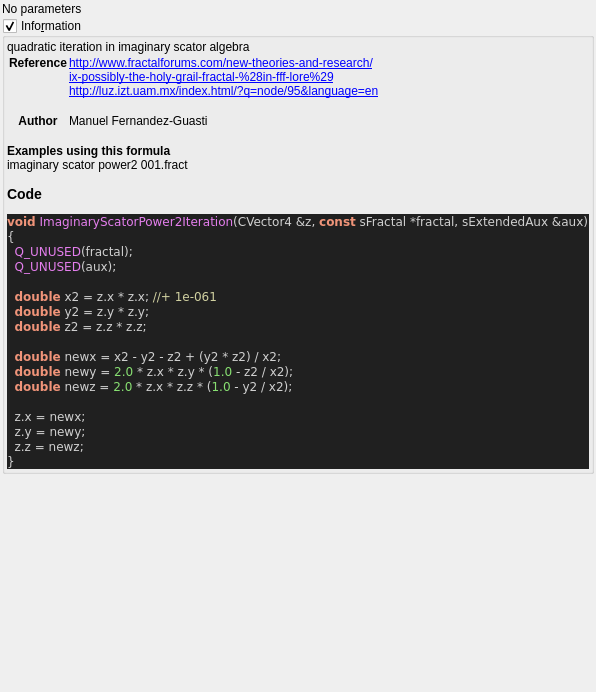
Above: mandelbulber2/formula/ui/fractal_imaginary_scator_power2.ui from buddhi1980/mandelbulber2 before the change. Below: the same form after it.
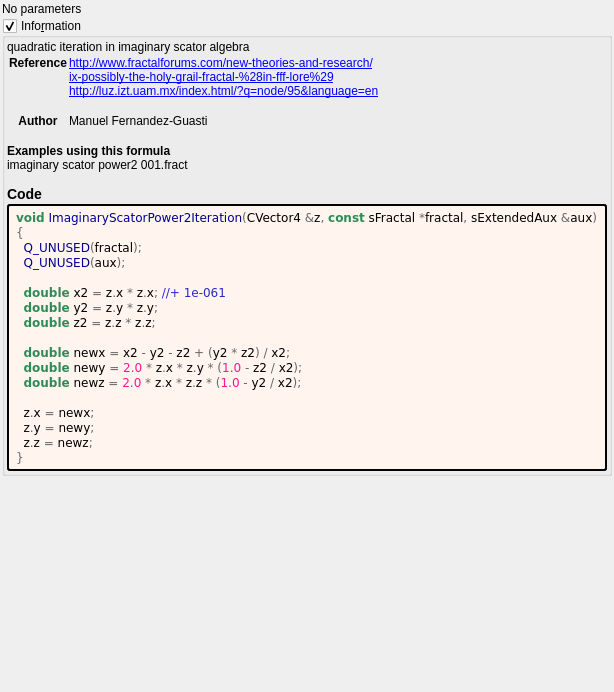
That is the form after the change. Custom widgets are drawn as their Qt base class.

The edit to the form file:
```diff
--- a/mandelbulber2/formula/ui/fractal_imaginary_scator_power2.ui
+++ b/mandelbulber2/formula/ui/fractal_imaginary_scator_power2.ui
@@ -64,7 +64,7 @@
        <number>2</number>
       </property>
       <item>
-       <widget class="QLabel" name="label_code_content">
+	   <widget class="QLabel" name="label_information_general">
         <property name="text">
          <string notr="true">&lt;p&gt;quadratic iteration in imaginary scator algebra&lt;/p&gt;&lt;table&gt;
 &lt;tr&gt;&lt;th&gt;Reference&lt;/th&gt;&lt;td&gt;&lt;a href=&quot;http://www.fractalforums.com/new-theories-and-research/&quot;&gt;http://www.fractalforums.com/new-theories-and-research/&lt;br&gt;
@@ -74,25 +74,40 @@
 &lt;tr&gt;&lt;th&gt;Author&lt;/th&gt;&lt;td&gt;Manuel Fernandez-Guasti&lt;br&gt;
 &lt;/td&gt;&lt;/tr&gt;
 &lt;/table&gt;
-&lt;br&gt;&lt;b&gt;Examples using this formula&lt;/b&gt;&lt;br&gt;imaginary scator power2 001.fract&lt;h3&gt;Code&lt;/h3&gt;
-&lt;body style=&quot;background-color:#202020&quot;&gt;
-&lt;pre style=&quot;color:#d0d0d0; background-color:#202020;  font-family:'Courier New',monospace;&quot;&gt;&lt;span style=&quot;color:#f09479; font-weight:bold&quot;&gt;void&lt;/span&gt; &lt;span style=&quot;color:#e47eed&quot;&gt;ImaginaryScatorPower2Iteration&lt;/span&gt;&lt;span style=&quot;color:#d0d0d0&quot;&gt;(&lt;/span&gt;CVector4 &lt;span style=&quot;color:#d0d0d0&quot;&gt;&amp;amp;&lt;/span&gt;z&lt;span style=&quot;color:#d0d0d0&quot;&gt;,&lt;/span&gt; &lt;span style=&quot;color:#f09479; font-weight:bold&quot;&gt;const&lt;/span&gt; sFractal &lt;span style=&quot;color:#d0d0d0&quot;&gt;*&lt;/span&gt;fractal&lt;span style=&quot;color:#d0d0d0&quot;&gt;,&lt;/span&gt; sExtendedAux &lt;span style=&quot;color:#d0d0d0&quot;&gt;&amp;amp;&lt;/span&gt;aux&lt;span style=&quot;color:#d0d0d0&quot;&gt;)&lt;/span&gt;
-&lt;span style=&quot;color:#d0d0d0&quot;&gt;{&lt;/span&gt;
-  &lt;span style=&quot;color:#e47eed&quot;&gt;Q_UNUSED&lt;/span&gt;&lt;span style=&quot;color:#d0d0d0&quot;&gt;(&lt;/span&gt;fractal&lt;span style=&quot;color:#d0d0d0&quot;&gt;);&lt;/span&gt;
-  &lt;span style=&quot;color:#e47eed&quot;&gt;Q_UNUSED&lt;/span&gt;&lt;span style=&quot;color:#d0d0d0&quot;&gt;(&lt;/span&gt;aux&lt;span style=&quot;color:#d0d0d0&quot;&gt;);&lt;/span&gt;
+&lt;br&gt;&lt;b&gt;Examples using this formula&lt;/b&gt;&lt;br&gt;imaginary scator power2 001.fract&lt;h3&gt;Code&lt;/h3&gt;</string>
+		</property>
+		<property name="wordWrap">
+		 <bool>true</bool>
+		</property>
+		<property name="openExternalLinks">
+		 <bool>true</bool>
+		</property>
+		<property name="textInteractionFlags">
+		 <set>Qt::LinksAccessibleByMouse|Qt::TextSelectableByMouse</set>
+		</property>
+		</widget>
+	   </item>
+	   <item>
+	    <widget class="QLabel" name="label_code_content">
+		 <property name="text">
+		  <string notr="true">&lt;body style=&quot;background-color:#fff5ee&quot;&gt;
+&lt;pre style=&quot;color:#000000; background-color:#fff5ee;  font-family:'Courier New',monospace;&quot;&gt;&lt;span style=&quot;color:#2e8b57; font-weight:bold&quot;&gt;void&lt;/span&gt; &lt;span style=&quot;color:#00008f&quot;&gt;ImaginaryScatorPower2Iteration&lt;/span&gt;&lt;span style=&quot;color:#676767&quot;&gt;(&lt;/span&gt;CVector4 &lt;span style=&quot;color:#676767&quot;&gt;&amp;amp;&lt;/span&gt;z&lt;span style=&quot;color:#676767&quot;&gt;,&lt;/span&gt; &lt;span style=&quot;color:#2e8b57; font-weight:bold&quot;&gt;const&lt;/span&gt; sFractal &lt;span style=&quot;color:#676767&quot;&gt;*&lt;/span&gt;fractal&lt;span style=&quot;color:#676767&quot;&gt;,&lt;/span&gt; sExtendedAux &lt;span style=&quot;color:#676767&quot;&gt;&amp;amp;&lt;/span&gt;aux&lt;span style=&quot;color:#676767&quot;&gt;)&lt;/span&gt;
+&lt;span style=&quot;color:#676767&quot;&gt;{&lt;/span&gt;
+  &lt;span style=&quot;color:#00008f&quot;&gt;Q_UNUSED&lt;/span&gt;&lt;span style=&quot;color:#676767&quot;&gt;(&lt;/span&gt;fractal&lt;span style=&quot;color:#676767&quot;&gt;);&lt;/span&gt;
+  &lt;span style=&quot;color:#00008f&quot;&gt;Q_UNUSED&lt;/span&gt;&lt;span style=&quot;color:#676767&quot;&gt;(&lt;/span&gt;aux&lt;span style=&quot;color:#676767&quot;&gt;);&lt;/span&gt;
 
-  &lt;span style=&quot;color:#f09479; font-weight:bold&quot;&gt;double&lt;/span&gt; x2 &lt;span style=&quot;color:#d0d0d0&quot;&gt;=&lt;/span&gt; z&lt;span style=&quot;color:#d0d0d0&quot;&gt;.&lt;/span&gt;x &lt;span style=&quot;color:#d0d0d0&quot;&gt;*&lt;/span&gt; z&lt;span style=&quot;color:#d0d0d0&quot;&gt;.&lt;/span&gt;x&lt;span style=&quot;color:#d0d0d0&quot;&gt;;&lt;/span&gt; &lt;span style=&quot;color:#d0d0a0&quot;&gt;//+ 1e-061&lt;/span&gt;
-  &lt;span style=&quot;color:#f09479; font-weight:bold&quot;&gt;double&lt;/span&gt; y2 &lt;span style=&quot;color:#d0d0d0&quot;&gt;=&lt;/span&gt; z&lt;span style=&quot;color:#d0d0d0&quot;&gt;.&lt;/span&gt;y &lt;span style=&quot;color:#d0d0d0&quot;&gt;*&lt;/span&gt; z&lt;span style=&quot;color:#d0d0d0&quot;&gt;.&lt;/span&gt;y&lt;span style=&quot;color:#d0d0d0&quot;&gt;;&lt;/span&gt;
-  &lt;span style=&quot;color:#f09479; font-weight:bold&quot;&gt;double&lt;/span&gt; z2 &lt;span style=&quot;color:#d0d0d0&quot;&gt;=&lt;/span&gt; z&lt;span style=&quot;color:#d0d0d0&quot;&gt;.&lt;/span&gt;z &lt;span style=&quot;color:#d0d0d0&quot;&gt;*&lt;/span&gt; z&lt;span style=&quot;color:#d0d0d0&quot;&gt;.&lt;/span&gt;z&lt;span style=&quot;color:#d0d0d0&quot;&gt;;&lt;/span&gt;
+  &lt;span style=&quot;color:#2e8b57; font-weight:bold&quot;&gt;double&lt;/span&gt; x2 &lt;span style=&quot;color:#676767&quot;&gt;=&lt;/span&gt; z&lt;span style=&quot;color:#676767&quot;&gt;.&lt;/span&gt;x &lt;span style=&quot;color:#676767&quot;&gt;*&lt;/span&gt; z&lt;span style=&quot;color:#676767&quot;&gt;.&lt;/span&gt;x&lt;span style=&quot;color:#676767&quot;&gt;;&lt;/span&gt; &lt;span style=&quot;color:#2929cc&quot;&gt;//+ 1e-061&lt;/span&gt;
+  &lt;span style=&quot;color:#2e8b57; font-weight:bold&quot;&gt;double&lt;/span&gt; y2 &lt;span style=&quot;color:#676767&quot;&gt;=&lt;/span&gt; z&lt;span style=&quot;color:#676767&quot;&gt;.&lt;/span&gt;y &lt;span style=&quot;color:#676767&quot;&gt;*&lt;/span&gt; z&lt;span style=&quot;color:#676767&quot;&gt;.&lt;/span&gt;y&lt;span style=&quot;color:#676767&quot;&gt;;&lt;/span&gt;
+  &lt;span style=&quot;color:#2e8b57; font-weight:bold&quot;&gt;double&lt;/span&gt; z2 &lt;span style=&quot;color:#676767&quot;&gt;=&lt;/span&gt; z&lt;span style=&quot;color:#676767&quot;&gt;.&lt;/span&gt;z &lt;span style=&quot;color:#676767&quot;&gt;*&lt;/span&gt; z&lt;span style=&quot;color:#676767&quot;&gt;.&lt;/span&gt;z&lt;span style=&quot;color:#676767&quot;&gt;;&lt;/span&gt;
 
-  &lt;span style=&quot;color:#f09479; font-weight:bold&quot;&gt;double&lt;/span&gt; newx &lt;span style=&quot;color:#d0d0d0&quot;&gt;=&lt;/span&gt; x2 &lt;span style=&quot;color:#d0d0d0&quot;&gt;-&lt;/span&gt; y2 &lt;span style=&quot;color:#d0d0d0&quot;&gt;-&lt;/span&gt; z2 &lt;span style=&quot;color:#d0d0d0&quot;&gt;+ (&lt;/span&gt;y2 &lt;span style=&quot;color:#d0d0d0&quot;&gt;*&lt;/span&gt; z2&lt;span style=&quot;color:#d0d0d0&quot;&gt;) /&lt;/span&gt; x2&lt;span style=&quot;color:#d0d0d0&quot;&gt;;&lt;/span&gt;
-  &lt;span style=&quot;color:#f09479; font-weight:bold&quot;&gt;double&lt;/span&gt; newy &lt;span style=&quot;color:#d0d0d0&quot;&gt;=&lt;/span&gt; &lt;span style=&quot;color:#87df71&quot;&gt;2.0&lt;/span&gt; &lt;span style=&quot;color:#d0d0d0&quot;&gt;*&lt;/span&gt; z&lt;span style=&quot;color:#d0d0d0&quot;&gt;.&lt;/span&gt;x &lt;span style=&quot;color:#d0d0d0&quot;&gt;*&lt;/span&gt; z&lt;span style=&quot;color:#d0d0d0&quot;&gt;.&lt;/span&gt;y &lt;span style=&quot;color:#d0d0d0&quot;&gt;* (&lt;/span&gt;&lt;span style=&quot;color:#87df71&quot;&gt;1.0&lt;/span&gt; &lt;span style=&quot;color:#d0d0d0&quot;&gt;-&lt;/span&gt; z2 &lt;span style=&quot;color:#d0d0d0&quot;&gt;/&lt;/span&gt; x2&lt;span style=&quot;color:#d0d0d0&quot;&gt;);&lt;/span&gt;
-  &lt;span style=&quot;color:#f09479; font-weight:bold&quot;&gt;double&lt;/span&gt; newz &lt;span style=&quot;color:#d0d0d0&quot;&gt;=&lt;/span&gt; &lt;span style=&quot;color:#87df71&quot;&gt;2.0&lt;/span&gt; &lt;span style=&quot;color:#d0d0d0&quot;&gt;*&lt;/span&gt; z&lt;span style=&quot;color:#d0d0d0&quot;&gt;.&lt;/span&gt;x &lt;span style=&quot;color:#d0d0d0&quot;&gt;*&lt;/span&gt; z&lt;span style=&quot;color:#d0d0d0&quot;&gt;.&lt;/span&gt;z &lt;span style=&quot;color:#d0d0d0&quot;&gt;* (&lt;/span&gt;&lt;span style=&quot;color:#87df71&quot;&gt;1.0&lt;/span&gt; &lt;span style=&quot;color:#d0d0d0&quot;&gt;-&lt;/span&gt; y2 &lt;span style=&quot;color:#d0d0d0&quot;&gt;/&lt;/span&gt; x2&lt;span style=&quot;color:#d0d0d0&quot;&gt;);&lt;/span&gt;
+  &lt;span style=&quot;color:#2e8b57; font-weight:bold&quot;&gt;double&lt;/span&gt; newx &lt;span style=&quot;color:#676767&quot;&gt;=&lt;/span&gt; x2 &lt;span style=&quot;color:#676767&quot;&gt;-&lt;/span&gt; y2 &lt;span style=&quot;color:#676767&quot;&gt;-&lt;/span&gt; z2 &lt;span style=&quot;color:#676767&quot;&gt;+ (&lt;/span&gt;y2 &lt;span style=&quot;color:#676767&quot;&gt;*&lt;/span&gt; z2&lt;span style=&quot;color:#676767&quot;&gt;) /&lt;/span&gt; x2&lt;span style=&quot;color:#676767&quot;&gt;;&lt;/span&gt;
+  &lt;span style=&quot;color:#2e8b57; font-weight:bold&quot;&gt;double&lt;/span&gt; newy &lt;span style=&quot;color:#676767&quot;&gt;=&lt;/span&gt; &lt;span style=&quot;color:#ff1493&quot;&gt;2.0&lt;/span&gt; &lt;span style=&quot;color:#676767&quot;&gt;*&lt;/span&gt; z&lt;span style=&quot;color:#676767&quot;&gt;.&lt;/span&gt;x &lt;span style=&quot;color:#676767&quot;&gt;*&lt;/span&gt; z&lt;span style=&quot;color:#676767&quot;&gt;.&lt;/span&gt;y &lt;span style=&quot;color:#676767&quot;&gt;* (&lt;/span&gt;&lt;span style=&quot;color:#ff1493&quot;&gt;1.0&lt;/span&gt; &lt;span style=&quot;color:#676767&quot;&gt;-&lt;/span&gt; z2 &lt;span style=&quot;color:#676767&quot;&gt;/&lt;/span&gt; x2&lt;span style=&quot;color:#676767&quot;&gt;);&lt;/span&gt;
+  &lt;span style=&quot;color:#2e8b57; font-weight:bold&quot;&gt;double&lt;/span&gt; newz &lt;span style=&quot;color:#676767&quot;&gt;=&lt;/span&gt; &lt;span style=&quot;color:#ff1493&quot;&gt;2.0&lt;/span&gt; &lt;span style=&quot;color:#676767&quot;&gt;*&lt;/span&gt; z&lt;span style=&quot;color:#676767&quot;&gt;.&lt;/span&gt;x &lt;span style=&quot;color:#676767&quot;&gt;*&lt;/span&gt; z&lt;span style=&quot;color:#676767&quot;&gt;.&lt;/span&gt;z &lt;span style=&quot;color:#676767&quot;&gt;* (&lt;/span&gt;&lt;span style=&quot;color:#ff1493&quot;&gt;1.0&lt;/span&gt; &lt;span style=&quot;color:#676767&quot;&gt;-&lt;/span&gt; y2 &lt;span style=&quot;color:#676767&quot;&gt;/&lt;/span&gt; x2&lt;span style=&quot;color:#676767&quot;&gt;);&lt;/span&gt;
 
-  z&lt;span style=&quot;color:#d0d0d0&quot;&gt;.&lt;/span&gt;x &lt;span style=&quot;color:#d0d0d0&quot;&gt;=&lt;/span&gt; newx&lt;span style=&quot;color:#d0d0d0&quot;&gt;;&lt;/span&gt;
-  z&lt;span style=&quot;color:#d0d0d0&quot;&gt;.&lt;/span&gt;y &lt;span style=&quot;color:#d0d0d0&quot;&gt;=&lt;/span&gt; newy&lt;span style=&quot;color:#d0d0d0&quot;&gt;;&lt;/span&gt;
-  z&lt;span style=&quot;color:#d0d0d0&quot;&gt;.&lt;/span&gt;z &lt;span style=&quot;color:#d0d0d0&quot;&gt;=&lt;/span&gt; newz&lt;span style=&quot;color:#d0d0d0&quot;&gt;;&lt;/span&gt;
-&lt;span style=&quot;color:#d0d0d0&quot;&gt;}&lt;/span&gt;
+  z&lt;span style=&quot;color:#676767&quot;&gt;.&lt;/span&gt;x &lt;span style=&quot;color:#676767&quot;&gt;=&lt;/span&gt; newx&lt;span style=&quot;color:#676767&quot;&gt;;&lt;/span&gt;
+  z&lt;span style=&quot;color:#676767&quot;&gt;.&lt;/span&gt;y &lt;span style=&quot;color:#676767&quot;&gt;=&lt;/span&gt; newy&lt;span style=&quot;color:#676767&quot;&gt;;&lt;/span&gt;
+  z&lt;span style=&quot;color:#676767&quot;&gt;.&lt;/span&gt;z &lt;span style=&quot;color:#676767&quot;&gt;=&lt;/span&gt; newz&lt;span style=&quot;color:#676767&quot;&gt;;&lt;/span&gt;
+&lt;span style=&quot;color:#676767&quot;&gt;}&lt;/span&gt;
 &lt;/pre&gt;
 &lt;/body&gt;</string>
         </property>
@@ -105,6 +120,9 @@
         <property name="textInteractionFlags">
          <set>Qt::LinksAccessibleByMouse|Qt::TextSelectableByMouse</set>
         </property>
+		 <property name="styleSheet">
+		  <string notr="true">border-style: outset; border-width: 2px; border-radius: 3px; border-color: black; background-color: #fff5ee; padding: 4px;</string>
+		  </property>
        </widget>
       </item>
      </layout>
```
Lines whose indentation alone changed are shown as unchanged.
